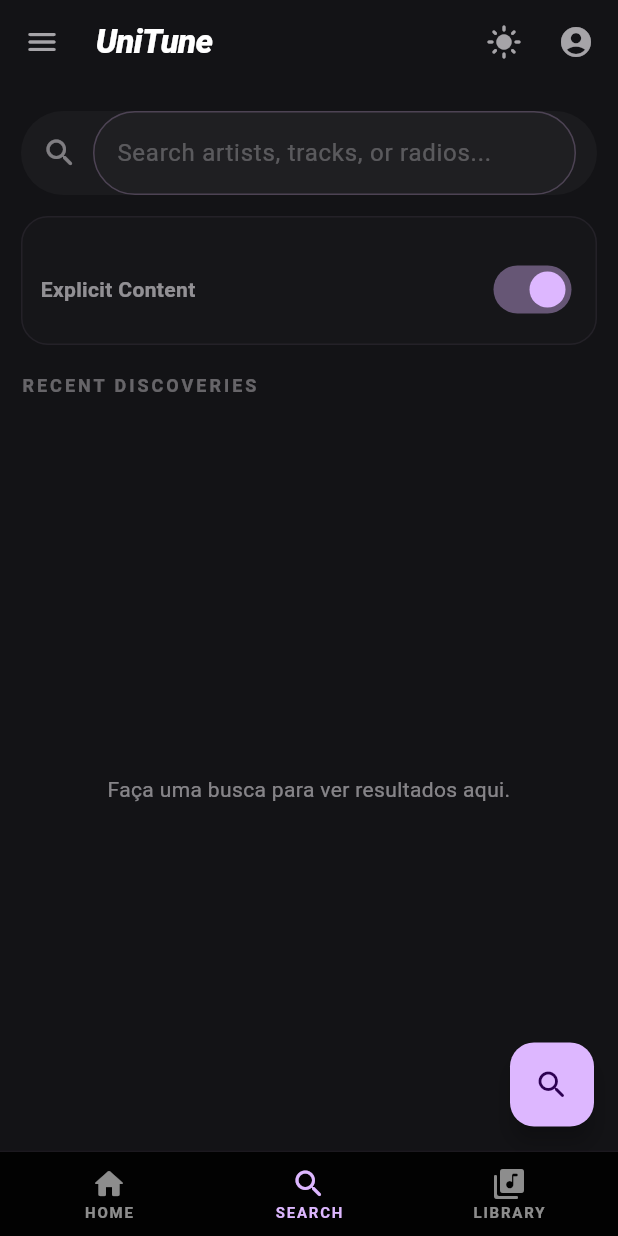
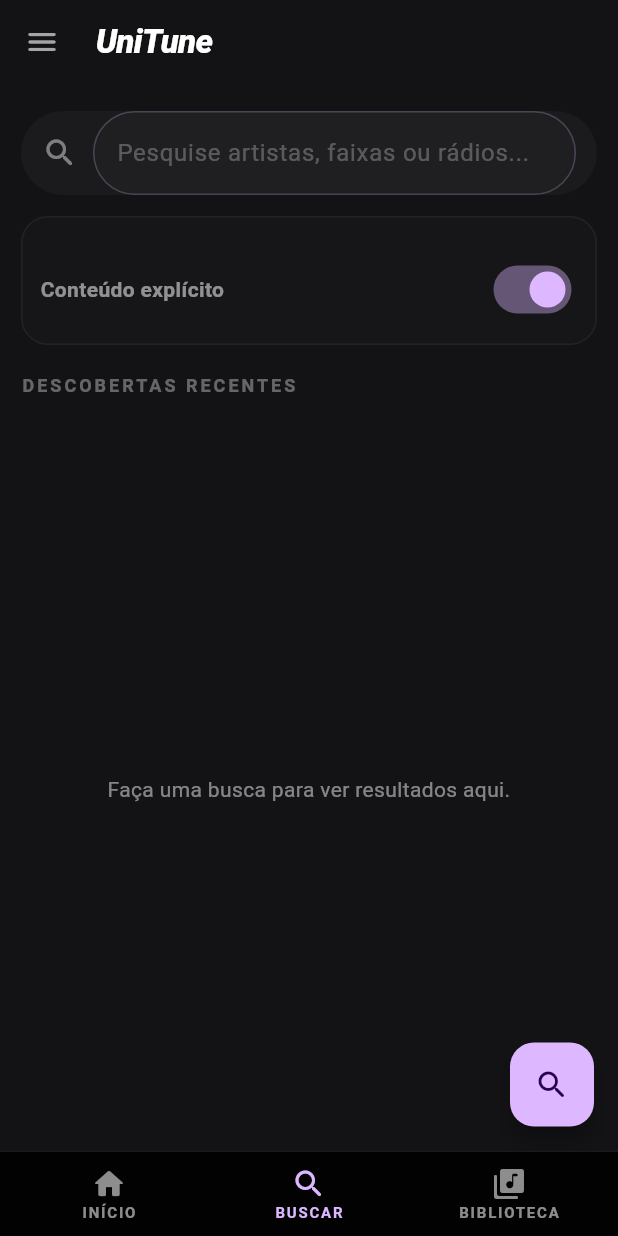
Before and after one commit to AlexandreCavalcantee/UniTune, a Flutter app: the screen it shows after launch, item 3 of the bottom bar chosen, after a tap on the "search" icon, on a phone screen of 412 x 824 dp. Run offline on Flutter 3.47's test engine with Material 3 defaults, Android fonts, the phone set to English and light mode, and no system bars; our stand-ins replace just_audio, shared_preferences, sqflite; accounts and stored records are empty.

Commit message:
ajustes de UI
Co-authored-by: Copilot <copilot@github.com>

```diff
--- a/lib/presentation/screens/home_screen.dart
+++ b/lib/presentation/screens/home_screen.dart
@@ -1,17 +1,13 @@
 import 'package:flutter/material.dart';
 import 'package:provider/provider.dart';
-
 import '../../domain/entities/album.dart';
 import '../../domain/entities/song.dart';
 import '../providers/playlist_provider.dart';
 import '../providers/recommendation_provider.dart';
-import '../providers/theme_provider.dart';
 import '../screens/album_details_screen.dart';
 import '../widgets/app_bottom_nav.dart';
 import '../widgets/mini_player_bar.dart';
 
-/// Home screen that mirrors the provided HTML layout order:
-/// top app bar → search → horizontal cards → bento grid → list → bottom nav.
 class HomeScreen extends StatefulWidget {
   const HomeScreen({super.key});
 
@@ -43,9 +39,7 @@ class _HomeScreenState extends State<HomeScreen> {
         top: false,
         child: Column(
           children: [
-            _TopBar(
-              onToggleTheme: context.read<ThemeProvider>().toggle,
-            ),
+            const _TopBar(),
             Expanded(
               child: IndexedStack(
                 index: _tabIndex,
@@ -55,13 +49,13 @@ class _HomeScreenState extends State<HomeScreen> {
                     onSearch: _openSearch,
                   ),
                   const _PlaceholderTab(
-                    title: 'Search',
-                    subtitle: 'Use the search field on Home.',
+                    title: 'Pesquisa',
+                    subtitle: 'Pesquise usando a barra acima ou o botão abaixo.',
                     icon: Icons.search_rounded,
                   ),
                   const _PlaceholderTab(
-                    title: 'Library',
-                    subtitle: 'Open your saved playlist.',
+                    title: 'Biblioteca',
+                    subtitle: 'Acesse suas playlists salvas.',
                     icon: Icons.library_music_rounded,
                   ),
                 ],
@@ -104,11 +98,7 @@ class _HomeScreenState extends State<HomeScreen> {
 }
 
 class _TopBar extends StatelessWidget {
-  const _TopBar({
-    required this.onToggleTheme,
-  });
-
-  final VoidCallback onToggleTheme;
+  const _TopBar();
 
   @override
   Widget build(BuildContext context) {
@@ -126,7 +116,7 @@ class _TopBar extends StatelessWidget {
         children: [
           Icon(Icons.radio_rounded, color: cs.primary),
           const SizedBox(width: 10),
-          const Expanded(
+          Expanded(
             child: Text(
               'UniTune',
               maxLines: 1,
@@ -135,18 +125,8 @@ class _TopBar extends StatelessWidget {
                 fontSize: 22,
                 fontWeight: FontWeight.w900,
                 letterSpacing: -0.5,
-                color: Colors.white,
+                color: cs.onSurface,
               ),
-            ),
-          ),
-          IconButton(
-            tooltip: 'Toggle theme',
-            onPressed: onToggleTheme,
-            icon: Icon(
-              Theme.of(context).brightness == Brightness.dark
-                  ? Icons.light_mode_rounded
-                  : Icons.dark_mode_rounded,
-              color: Colors.white,
             ),
           ),
         ],
@@ -194,18 +174,18 @@ class _HomeBody extends StatelessWidget {
               children: [
                 const SizedBox(width: 12),
                 Icon(Icons.search_rounded,
-                    color: Colors.white.withValues(alpha: 0.55)),
+                    color: cs.onSurface.withValues(alpha: 0.55)),
                 const SizedBox(width: 10),
                 Expanded(
                   child: TextField(
                     controller: searchController,
-                    style: const TextStyle(color: Colors.white),
+                    style: TextStyle(color: cs.onSurface),
                     textInputAction: TextInputAction.search,
                     onSubmitted: (_) => onSearch(),
                     decoration: InputDecoration(
-                      hintText: 'Search artists or tracks...',
+                      hintText: 'Pesquise artistas ou faixas...',
                       hintStyle: TextStyle(
-                        color: Colors.white.withValues(alpha: 0.35),
+                        color: cs.onSurface.withValues(alpha: 0.35),
                       ),
                       border: InputBorder.none,
                     ),
@@ -222,12 +202,12 @@ class _HomeBody extends StatelessWidget {
           const SizedBox(height: 26),
 
           // Recommended Albums
-          const Text(
+          Text(
             'Recommended for Today',
             style: TextStyle(
               fontSize: 20,
               fontWeight: FontWeight.w700,
-              color: Colors.white,
+              color: cs.onSurface,
             ),
           ),
           const SizedBox(height: 12),
@@ -246,7 +226,7 @@ class _HomeBody extends StatelessWidget {
                               'Adicione músicas para ver álbuns recomendados.',
                           textAlign: TextAlign.center,
                           style: TextStyle(
-                            color: Colors.white.withValues(alpha: 0.7),
+                            color: cs.onSurface.withValues(alpha: 0.7),
                           ),
                         ),
                       )
@@ -278,12 +258,12 @@ class _HomeBody extends StatelessWidget {
           const SizedBox(height: 34),
 
           // Top Playlists (list)
-          const Text(
+          Text(
             'Top Playlists',
             style: TextStyle(
               fontSize: 20,
               fontWeight: FontWeight.w700,
-              color: Colors.white,
+              color: cs.onSurface,
             ),
           ),
           const SizedBox(height: 12),
@@ -335,7 +315,7 @@ class _AlbumCard extends StatelessWidget {
                           alignment: Alignment.center,
                           child: Icon(
                             Icons.album_rounded,
-                            color: Colors.white.withValues(alpha: 0.4),
+                            color: cs.onSurface.withValues(alpha: 0.4),
                             size: 56,
                           ),
                         )
@@ -348,7 +328,7 @@ class _AlbumCard extends StatelessWidget {
                             alignment: Alignment.center,
                             child: Icon(
                               Icons.album_rounded,
-                              color: Colors.white.withValues(alpha: 0.4),
+                              color: cs.onSurface.withValues(alpha: 0.4),
                               size: 56,
                             ),
                           ),
@@ -382,10 +362,10 @@ class _AlbumCard extends StatelessWidget {
             title,
             maxLines: 1,
             overflow: TextOverflow.ellipsis,
-            style: const TextStyle(
+            style: TextStyle(
               fontSize: 16,
               fontWeight: FontWeight.w700,
-              color: Colors.white,
+              color: cs.onSurface,
             ),
           ),
           const SizedBox(height: 2),
@@ -395,7 +375,7 @@ class _AlbumCard extends StatelessWidget {
             overflow: TextOverflow.ellipsis,
             style: TextStyle(
               fontSize: 13,
-              color: Colors.white.withValues(alpha: 0.55),
+              color: cs.onSurface.withValues(alpha: 0.55),
             ),
           ),
           if (genre != null) ...[
@@ -406,7 +386,7 @@ class _AlbumCard extends StatelessWidget {
               overflow: TextOverflow.ellipsis,
               style: TextStyle(
                 fontSize: 12,
-                color: Colors.white.withValues(alpha: 0.45),
+                color: cs.onSurface.withValues(alpha: 0.45),
               ),
             ),
           ],
@@ -434,7 +414,7 @@ class _PlaylistList extends StatelessWidget {
         ),
         child: Text(
           'Sua playlist ainda está vazia. Faça uma busca e adicione músicas.',
-          style: TextStyle(color: Colors.white.withValues(alpha: 0.6)),
+          style: TextStyle(color: cs.onSurface.withValues(alpha: 0.6)),
         ),
       );
     }
@@ -472,7 +452,7 @@ class _PlaylistRow extends StatelessWidget {
               child: Text(
                 index.toString().padLeft(2, '0'),
                 style: TextStyle(
-                  color: Colors.white.withValues(alpha: 0.55),
+                  color: cs.onSurface.withValues(alpha: 0.55),
                   fontWeight: FontWeight.w700,
                 ),
               ),
@@ -489,13 +469,13 @@ class _PlaylistRow extends StatelessWidget {
               clipBehavior: Clip.hardEdge,
               child: song.artworkUrl == null
                   ? Icon(Icons.music_note_rounded,
-                      color: Colors.white.withValues(alpha: 0.45))
+                      color: cs.onSurface.withValues(alpha: 0.45))
                   : Image.network(
                       song.artworkUrl!,
                       fit: BoxFit.cover,
                       errorBuilder: (_, __, ___) => Icon(
                         Icons.music_note_rounded,
-                        color: Colors.white.withValues(alpha: 0.45),
+                        color: cs.onSurface.withValues(alpha: 0.45),
                       ),
                     ),
             ),
@@ -508,8 +488,8 @@ class _PlaylistRow extends StatelessWidget {
                     song.trackName,
                     maxLines: 1,
                     overflow: TextOverflow.ellipsis,
-                    style: const TextStyle(
-                      color: Colors.white,
+                    style: TextStyle(
+                      color: cs.onSurface,
                       fontWeight: FontWeight.w700,
                       fontSize: 14,
                     ),
@@ -520,7 +500,7 @@ class _PlaylistRow extends StatelessWidget {
                     maxLines: 1,
                     overflow: TextOverflow.ellipsis,
                     style: TextStyle(
-                      color: Colors.white.withValues(alpha: 0.55),
+                      color: cs.onSurface.withValues(alpha: 0.55),
                       fontSize: 12,
                     ),
                   ),
@@ -528,7 +508,7 @@ class _PlaylistRow extends StatelessWidget {
               ),
             ),
             Icon(Icons.more_vert_rounded,
-                color: Colors.white.withValues(alpha: 0.55)),
+                color: cs.onSurface.withValues(alpha: 0.55)),
           ],
         ),
       ),
@@ -560,8 +540,8 @@ class _PlaceholderTab extends StatelessWidget {
             const SizedBox(height: 12),
             Text(
               title,
-              style: const TextStyle(
-                color: Colors.white,
+              style: TextStyle(
+                color: cs.onSurface,
                 fontSize: 18,
                 fontWeight: FontWeight.w800,
               ),
@@ -570,7 +550,7 @@ class _PlaceholderTab extends StatelessWidget {
             Text(
               subtitle,
               textAlign: TextAlign.center,
-              style: TextStyle(color: Colors.white.withValues(alpha: 0.55)),
+              style: TextStyle(color: cs.onSurface.withValues(alpha: 0.55)),
             ),
           ],
         ),
--- a/lib/presentation/screens/playlist_screen.dart
+++ b/lib/presentation/screens/playlist_screen.dart
@@ -48,7 +48,7 @@ class PlaylistScreen extends StatelessWidget {
                 ),
                 actions: [
                   IconButton(
-                    tooltip: 'Search',
+                    tooltip: 'Buscar',
                     onPressed: () => Navigator.pushNamed(context, '/search'),
                     icon: Icon(Icons.search_rounded,
                         color: Colors.white.withValues(alpha: 0.65)),
@@ -58,22 +58,6 @@ class PlaylistScreen extends StatelessWidget {
                     onPressed: () => Navigator.pushNamed(context, '/search'),
                     icon: Icon(Icons.add_rounded,
                         color: Colors.white.withValues(alpha: 0.65)),
-                  ),
-                  Padding(
-                    padding: const EdgeInsets.only(right: 12),
-                    child: Container(
-                      width: 32,
-                      height: 32,
-                      decoration: BoxDecoration(
-                        color: const Color(0xFF1F1F22),
-                        borderRadius: BorderRadius.circular(999),
-                        border: Border.all(
-                          color: cs.outline.withValues(alpha: 0.35),
-                        ),
-                      ),
-                      child: const Icon(Icons.person_rounded,
-                          size: 18, color: Colors.white),
-                    ),
                   ),
                 ],
               ),
@@ -350,7 +334,7 @@ class _SongsSliverList extends StatelessWidget {
               borderRadius: BorderRadius.circular(10),
             ),
             child: Text(
-              'Sua playlist está vazia. Vá em Search e adicione músicas.',
+              'Sua playlist está vazia. Vá em Buscar e adicione músicas.',
               style: TextStyle(color: Colors.white.withValues(alpha: 0.6)),
             ),
           ),
--- a/lib/presentation/screens/search_screen.dart
+++ b/lib/presentation/screens/search_screen.dart
@@ -3,7 +3,6 @@ import 'package:provider/provider.dart';
 import '../../domain/entities/song.dart';
 import '../providers/search_provider.dart';
 import '../providers/playlist_provider.dart';
-import '../providers/theme_provider.dart';
 import '../providers/now_playing_provider.dart';
 import '../widgets/playlist_selection_dialog.dart';
 import '../widgets/mini_player_bar.dart';
@@ -96,28 +95,7 @@ class _SearchScreenState extends State<SearchScreen> {
                   const SnackBar(content: Text('Menu (placeholder)')),
                 ),
               ),
-              actions: [
-                Consumer<ThemeProvider>(
-                  builder: (_, themeProvider, __) => IconButton(
-                    tooltip:
-                        themeProvider.isDark ? 'Light mode' : 'Dark mode',
-                    icon: Icon(
-                      themeProvider.isDark
-                          ? Icons.light_mode_rounded
-                          : Icons.dark_mode_rounded,
-                      color: cs.onSurface.withValues(alpha: 0.7),
-                    ),
-                    onPressed: themeProvider.toggle,
-                  ),
-                ),
-                IconButton(
-                  tooltip: 'Account',
-                  icon: Icon(Icons.account_circle_rounded,
-                      color: cs.onSurface.withValues(alpha: 0.7)),
-                  onPressed: () {},
-                ),
-                const SizedBox(width: 4),
-              ],
+              actions: [],
             ),
             SliverToBoxAdapter(
               child: Padding(
@@ -151,7 +129,7 @@ class _SearchScreenState extends State<SearchScreen> {
                               ),
                               decoration: InputDecoration(
                                 hintText:
-                                    'Search artists, tracks, or radios...',
+                                    'Pesquise artistas, faixas ou rádios...',
                                 hintStyle: TextStyle(
                                   color: cs.onSurface.withValues(alpha: 0.3),
                                 ),
@@ -183,7 +161,7 @@ class _SearchScreenState extends State<SearchScreen> {
                           Row(
                             children: [
                               Text(
-                                'Explicit Content',
+                                'Conteúdo explícito',
                                 style: TextStyle(
                                   color: cs.onSurface.withValues(alpha: 0.6),
                                   fontWeight: FontWeight.w600,
@@ -203,8 +181,8 @@ class _SearchScreenState extends State<SearchScreen> {
 
                     Text(
                       provider.isSearchActive
-                          ? 'RESULTS'
-                          : 'RECENT DISCOVERIES',
+                          ? 'RESULTADOS'
+                          : 'DESCOBERTAS RECENTES',
                       style: TextStyle(
                         color: cs.onSurface.withValues(alpha: 0.4),
                         letterSpacing: 2,
--- a/lib/presentation/widgets/app_bottom_nav.dart
+++ b/lib/presentation/widgets/app_bottom_nav.dart
@@ -43,15 +43,15 @@ class AppBottomNav extends StatelessWidget {
         items: const [
           BottomNavigationBarItem(
             icon: Icon(Icons.home_rounded),
-            label: 'HOME',
+            label: 'INÍCIO',
           ),
           BottomNavigationBarItem(
             icon: Icon(Icons.search_rounded),
-            label: 'SEARCH',
+            label: 'BUSCAR',
           ),
           BottomNavigationBarItem(
             icon: Icon(Icons.library_music_rounded),
-            label: 'LIBRARY',
+            label: 'BIBLIOTECA',
           ),
         ],
       ),
```
Also changed, not shown: lib/presentation/screens/playlist_details_screen.dart (+11 -5 lines).
